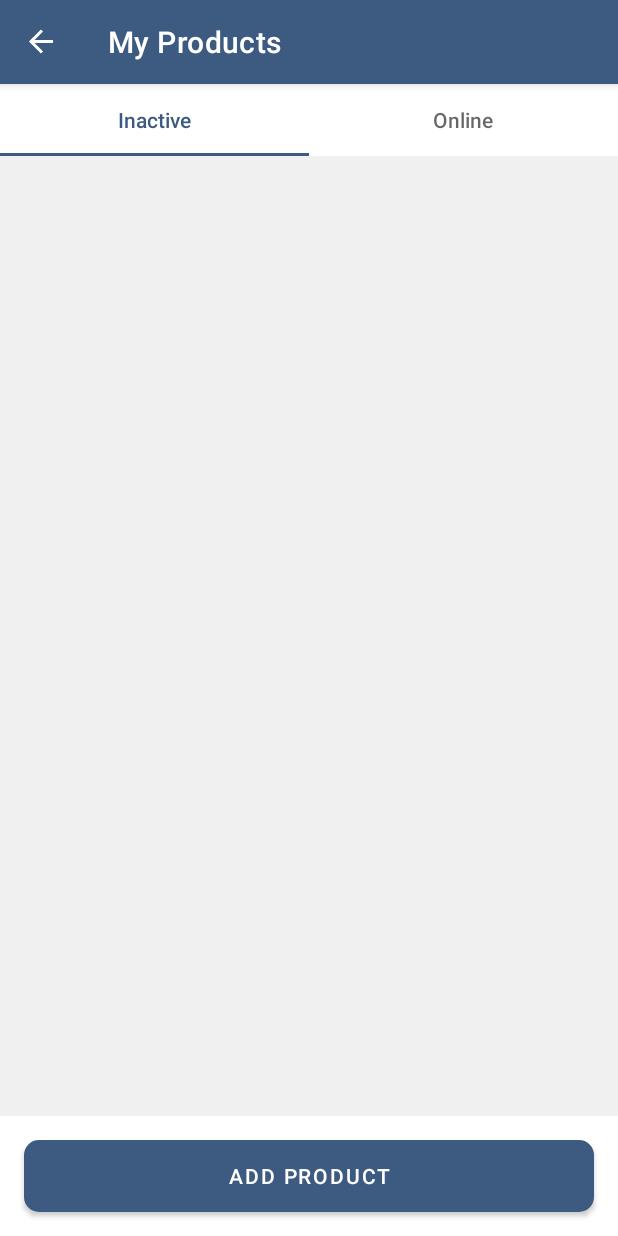
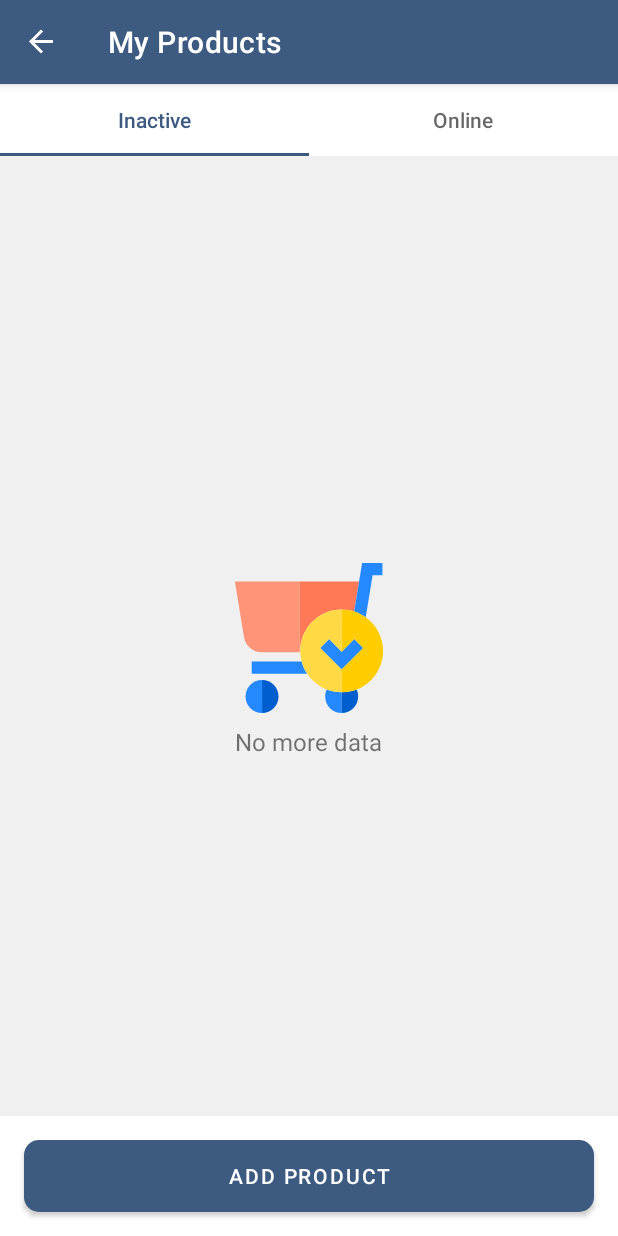
Before and after one commit to jivenandrabado/com.aix.mpagents, an Android app: the ProductListFragment screen opened through its navigation route, on a phone screen of 412 x 824 dp. Run offline under Robolectric (Android 15) with nearby library versions, the phone set to English and light mode, and no system bars; our stand-ins replace Firebase (no records; nobody signed in at launch, a user with empty details on screens opened directly), navigation-ui; pictures from the network do not load.

Commit message:
update ui on products

```diff
--- a/app/src/main/java/com/aix/mpagents/interfaces/ProductInterface.java
+++ b/app/src/main/java/com/aix/mpagents/interfaces/ProductInterface.java
@@ -9,4 +9,6 @@ public interface ProductInterface {
     void onOnlineProduct(ProductInfo productInfo);
     void onInactiveProduct(ProductInfo productInfo);
     void onShareProduct(ProductInfo productInfo);
+    void onEmptyProduct();
+    void onNotEmptyProduct();
 }
--- a/app/src/main/java/com/aix/mpagents/views/adapters/ProductsFirestoreAdapter.java
+++ b/app/src/main/java/com/aix/mpagents/views/adapters/ProductsFirestoreAdapter.java
@@ -14,6 +14,7 @@ import com.aix.mpagents.databinding.ItemProductsBinding;
 import com.aix.mpagents.interfaces.ProductInterface;
 import com.aix.mpagents.models.ProductInfo;
 import com.bumptech.glide.Glide;
+import com.bumptech.glide.load.resource.drawable.DrawableTransitionOptions;
 import com.firebase.ui.firestore.FirestoreRecyclerAdapter;
 import com.firebase.ui.firestore.FirestoreRecyclerOptions;
 
@@ -39,7 +40,7 @@ public class ProductsFirestoreAdapter extends FirestoreRecyclerAdapter<ProductIn
 
         Glide.with(context).load(Uri.parse(model.getPreview_image()))
 //                .apply(requestOptions)
-//                .transition(DrawableTransitionOptions.withCrossFade())
+                .transition(DrawableTransitionOptions.withCrossFade())
                 .centerInside()
                 .error(R.drawable.ic_baseline_photo_24).into(holder.binding.imageView);
     }
@@ -52,7 +53,6 @@ public class ProductsFirestoreAdapter extends FirestoreRecyclerAdapter<ProductIn
         return new ViewHolder(binding);
     }
 
-
     public class ViewHolder extends RecyclerView.ViewHolder {
         ItemProductsBinding binding;
         public ViewHolder(ItemProductsBinding binding) {
@@ -60,4 +60,11 @@ public class ProductsFirestoreAdapter extends FirestoreRecyclerAdapter<ProductIn
             this.binding = binding;
         }
     }
+
+    @Override
+    public void onDataChanged() {
+        if(getItemCount() == 0) productInterface.onEmptyProduct();
+        else productInterface.onNotEmptyProduct();
+        super.onDataChanged();
+    }
 }
--- a/app/src/main/java/com/aix/mpagents/views/fragments/products/ProductListFragment.java
+++ b/app/src/main/java/com/aix/mpagents/views/fragments/products/ProductListFragment.java
@@ -176,6 +176,16 @@ public class ProductListFragment extends Fragment implements ProductInterface, T
     }
 
     @Override
+    public void onEmptyProduct() {
+        binding.linearLayoutNoDataAvailable.setVisibility(View.VISIBLE);
+    }
+
+    @Override
+    public void onNotEmptyProduct() {
+        binding.linearLayoutNoDataAvailable.setVisibility(View.GONE);
+    }
+
+    @Override
     public void onTabSelected(TabLayout.Tab tab) {
         switch (tab.getId()){
             case R.id.online:
--- /dev/null
+++ b/app/src/main/res/drawable/ic_shopping_cart_svgrepo_com.xml
@@ -0,0 +1,14 @@
+<vector android:height="100dp" android:viewportHeight="486.944"
+    android:viewportWidth="486.944" android:width="100dp" xmlns:android="http://schemas.android.com/apk/res/android">
+    <path android:fillColor="#FF9478" android:pathData="M2.962,60l29.685,181.689c4.43,27.021 29.348,48.187 56.729,48.187h123.954V60H2.962z"/>
+    <path android:fillColor="#FF7956" android:pathData="M349.553,151.016c14.14,0 27.774,2.201 40.586,6.267L406.085,60H213.329v229.875h1.875c-0.048,-1.471 -0.081,-2.947 -0.081,-4.43C215.123,211.321 275.428,151.016 349.553,151.016z"/>
+    <path android:fillColor="#2488FF" android:pathData="M37.488,433.41c0,29.519 24.016,53.534 53.535,53.534V379.875C61.503,379.875 37.488,403.891 37.488,433.41z"/>
+    <path android:fillColor="#2488FF" android:pathData="M301.038,410.813c-3.213,6.87 -5.019,14.525 -5.019,22.597c0,29.519 24.015,53.534 53.534,53.534v-67.069C332.455,419.875 316.095,416.66 301.038,410.813z"/>
+    <path android:fillColor="#005ECE" android:pathData="M91.022,379.875v107.069c29.519,0 53.534,-24.015 53.534,-53.534S120.541,379.875 91.022,379.875z"/>
+    <path android:fillColor="#005ECE" android:pathData="M349.553,486.944c29.519,0 53.535,-24.015 53.535,-53.534c0,-8.072 -1.806,-15.726 -5.019,-22.597c-15.057,5.847 -31.417,9.062 -48.516,9.062V486.944z"/>
+    <path android:fillColor="#2488FF" android:pathData="M449.898,40h31.894V0H415.92l-25.781,157.283c13.534,4.295 26.147,10.676 37.458,18.769L449.898,40z"/>
+    <path android:fillColor="#2488FF" android:pathData="M57.488,319.875v40h180.178c-8.076,-12.101 -14.242,-25.578 -18.066,-40H57.488z"/>
+    <path android:fillColor="#FFDA44" android:pathData="M349.553,379.875V345.23l-69.142,-69.142l28.284,-28.284l40.858,40.858V151.016c-74.125,0 -134.43,60.305 -134.43,134.43c0,1.483 0.033,2.958 0.081,4.43c0.336,10.334 1.844,20.377 4.395,30c3.824,14.422 9.99,27.899 18.066,40c15.275,22.887 37.376,40.843 63.372,50.938c15.057,5.847 31.417,9.062 48.515,9.062V379.875z"/>
+    <path android:fillColor="#FFCD00" android:pathData="M483.983,285.446c0,-45.048 -22.275,-84.988 -56.386,-109.394c-11.311,-8.093 -23.924,-14.473 -37.458,-18.769c-12.812,-4.066 -26.446,-6.267 -40.586,-6.267v137.646l40.858,-40.858l28.284,28.284l-69.142,69.142v34.645v40c17.099,0 33.458,-3.215 48.516,-9.062C448.287,391.312 483.983,342.472 483.983,285.446z"/>
+    <path android:fillColor="#2488FF" android:pathData="M280.411,276.088l69.142,69.142l69.142,-69.142l-28.284,-28.284l-40.858,40.858l-40.858,-40.858z"/>
+</vector>
--- a/app/src/main/res/layout/fragment_product_list.xml
+++ b/app/src/main/res/layout/fragment_product_list.xml
@@ -43,4 +43,31 @@
         app:layout_constraintEnd_toEndOf="parent"
         app:layout_constraintStart_toStartOf="parent"/>
 
+
+    <LinearLayout
+        android:id="@+id/linearLayoutNoDataAvailable"
+        android:layout_width="wrap_content"
+        android:layout_height="wrap_content"
+        android:visibility="gone"
+        app:layout_constraintBottom_toBottomOf="parent"
+        app:layout_constraintEnd_toEndOf="parent"
+        app:layout_constraintStart_toStartOf="parent"
+        app:layout_constraintTop_toTopOf="parent"
+        android:gravity="center"
+        android:orientation="vertical">
+        <ImageView
+            android:layout_width="wrap_content"
+            android:layout_height="wrap_content"
+            android:src="@drawable/ic_shopping_cart_svgrepo_com"
+            />
+        <TextView
+            android:layout_width="wrap_content"
+            android:layout_height="wrap_content"
+            android:layout_marginTop="8dp"
+            android:text="No more data"
+            android:textSize="16sp"/>
+    </LinearLayout>
+
+
+
 </androidx.constraintlayout.widget.ConstraintLayout>
```
